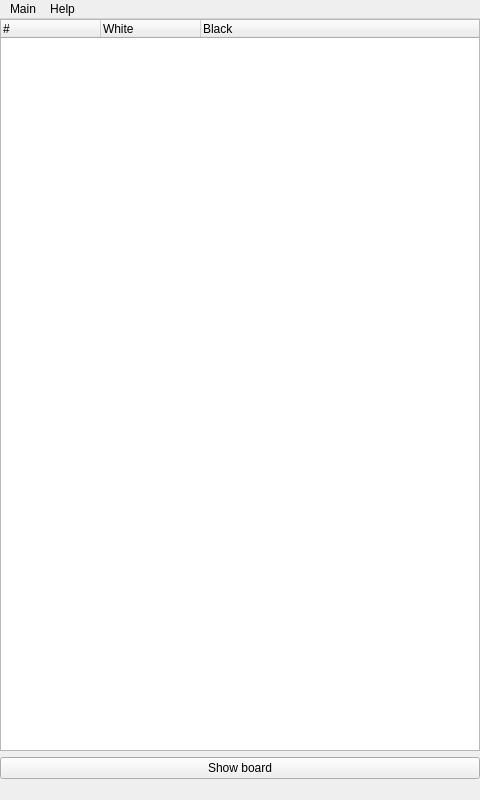
mikhas/miniature, file src/miniature.ui: the form before one commit.
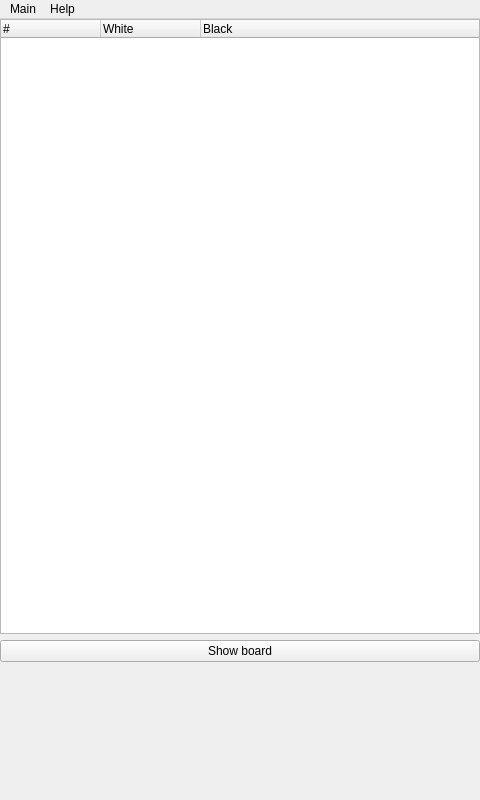
The form after the commit. The open tabs and pages were chosen to show the change. Custom widgets are drawn as their Qt base class.

What changed in the file:
```diff
--- a/src/miniature.ui
+++ b/src/miniature.ui
@@ -526,6 +526,12 @@
        </property>
        <item>
         <widget class="QTreeWidget" name="move_list">
+         <property name="minimumSize">
+          <size>
+           <width>0</width>
+           <height>615</height>
+          </size>
+         </property>
          <column>
           <property name="text">
            <string>#</string>
@@ -550,6 +556,19 @@
          </property>
         </widget>
        </item>
+       <item>
+        <spacer name="verticalSpacer_2">
+         <property name="orientation">
+          <enum>Qt::Vertical</enum>
+         </property>
+         <property name="sizeHint" stdset="0">
+          <size>
+           <width>20</width>
+           <height>40</height>
+          </size>
+         </property>
+        </spacer>
+       </item>
       </layout>
      </widget>
     </widget>
```
Left out of the diff: 12 changed lines with no effect on the pictures.
